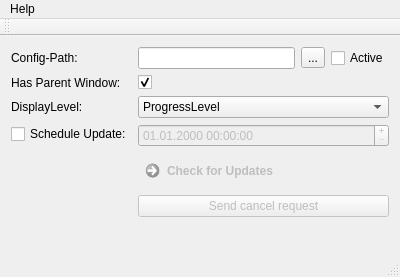
First picture: the form in examples/autoupdaterwidgets/WidgetsUpdater/mainwindow.ui, repository Skycoder42/QtAutoUpdater, before the edit.
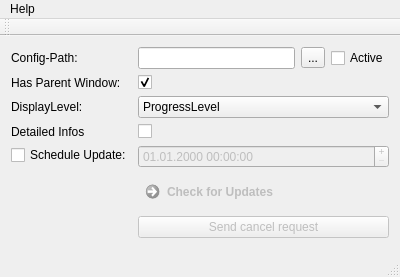
Second picture: the form after the edit.

Commit message: add widgets simple details

```diff
--- a/examples/autoupdaterwidgets/WidgetsUpdater/mainwindow.ui
+++ b/examples/autoupdaterwidgets/WidgetsUpdater/mainwindow.ui
@@ -106,14 +106,14 @@
         </item>
        </widget>
       </item>
-      <item row="3" column="0">
+      <item row="4" column="0">
        <widget class="QCheckBox" name="scheduleUpdateDateCheckBox">
         <property name="text">
          <string>Schedule Update:</string>
         </property>
        </widget>
       </item>
-      <item row="3" column="1">
+      <item row="4" column="1">
        <widget class="QDateTimeEdit" name="scheduleUpdateDateTimeEdit">
         <property name="enabled">
          <bool>false</bool>
@@ -132,7 +132,7 @@
         </property>
        </widget>
       </item>
-      <item row="4" column="0">
+      <item row="5" column="0">
        <spacer name="horizontalSpacer">
         <property name="orientation">
          <enum>Qt::Horizontal</enum>
@@ -145,7 +145,7 @@
         </property>
        </spacer>
       </item>
-      <item row="4" column="1">
+      <item row="5" column="1">
        <layout class="QVBoxLayout" name="buttonLayout">
         <item>
          <widget class="QCommandLinkButton" name="checkUpdatesButton">
@@ -169,6 +169,16 @@
         </item>
        </layout>
       </item>
+      <item row="3" column="0">
+       <widget class="QLabel" name="detailedInfosLabel">
+        <property name="text">
+         <string>Detailed Infos</string>
+        </property>
+       </widget>
+      </item>
+      <item row="3" column="1">
+       <widget class="QCheckBox" name="detailedInfosCheckBox"/>
+      </item>
      </layout>
     </item>
    </layout>
```
Left out of the diff: 16 changed lines with no effect on the pictures. The commit also changes 6 other files.
